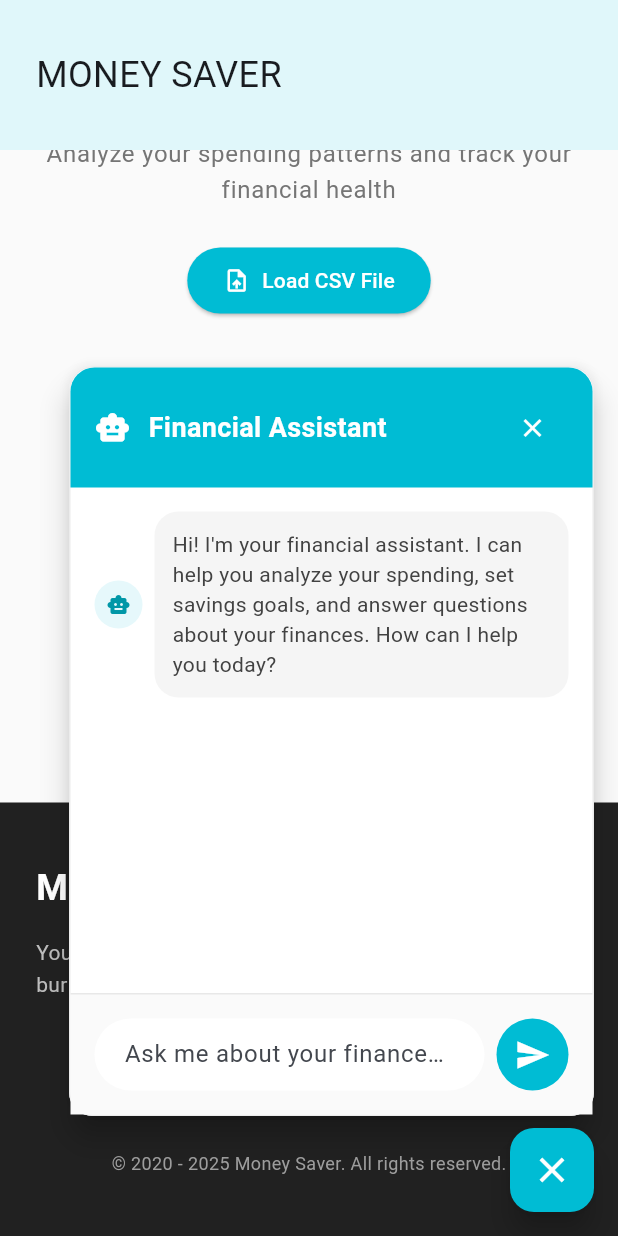
After one commit to DevelopmentScientist420/flutter_practice, a Flutter app: the screen it shows after launch, scrolled down 77 dp, after a tap on the "chat" icon, on a phone screen of 412 x 824 dp. The commit adds this screen. Run offline on Flutter 3.47's test engine with Material 3 defaults, Android fonts, the phone set to English and light mode, and no system bars; our stand-ins replace csv, file_picker, fl_chart.

Commit message:
Added chatbot widget and button to toggle

```diff
--- a/lib/bank_app.dart
+++ b/lib/bank_app.dart
@@ -21,6 +21,7 @@ export 'views/widgets/transactions_table.dart';
 export 'views/widgets/savings_goals_widget.dart';
 export 'views/widgets/spending_recommendations_widget.dart';
 export 'views/widgets/spending_alerts_widget.dart';
+export 'views/widgets/chatbot_widget.dart';
 
 // Views
 export 'views/home/home_view.dart';
--- a/lib/views/home/home_view.dart
+++ b/lib/views/home/home_view.dart
@@ -2,15 +2,31 @@ import 'package:flutter/material.dart' hide NavigationBar;
 import 'package:bank_app/views/widgets/navigation/navigation_bar.dart';
 import 'package:bank_app/views/widgets/footer/footer.dart';
 import 'package:bank_app/views/widgets/expense_analysis_widget.dart';
+import 'package:bank_app/views/widgets/chatbot_widget.dart';
 
-class HomeView extends StatelessWidget {
+class HomeView extends StatefulWidget {
   const HomeView({super.key});
+
+  @override
+  State<HomeView> createState() => _HomeViewState();
+}
+
+class _HomeViewState extends State<HomeView> {
+  bool _isChatbotOpen = false;
+
+  void _toggleChatbot() {
+    setState(() {
+      _isChatbotOpen = !_isChatbotOpen;
+    });
+  }
 
   @override
   Widget build(BuildContext context) {
     return Scaffold(
       backgroundColor: Colors.grey[50],
-      body: Column(
+      body: Stack(
+        children: [
+          Column(
             children: <Widget>[
               NavigationBar(),
               Expanded(
@@ -36,6 +52,28 @@ class HomeView extends StatelessWidget {
               ),
             ],
           ),
+          // Chatbot widget overlay
+          ChatbotWidget(
+            isVisible: _isChatbotOpen,
+            onClose: _toggleChatbot,
+          ),
+        ],
+      ),
+      floatingActionButton: FloatingActionButton(
+        onPressed: _toggleChatbot,
+        backgroundColor: Colors.cyan,
+        foregroundColor: Colors.white,
+        elevation: 8,
+        child: AnimatedSwitcher(
+          duration: const Duration(milliseconds: 200),
+          child: Icon(
+            _isChatbotOpen ? Icons.close : Icons.chat,
+            key: ValueKey(_isChatbotOpen),
+            size: 28,
+          ),
+        ),
+      ),
+      floatingActionButtonLocation: FloatingActionButtonLocation.endFloat,
     );
   }
 }
--- /dev/null
+++ b/lib/views/widgets/chatbot_widget.dart
@@ -0,0 +1,319 @@
+import 'package:flutter/material.dart';
+
+class ChatbotWidget extends StatefulWidget {
+  final bool isVisible;
+  final VoidCallback onClose;
+
+  const ChatbotWidget({
+    super.key,
+    required this.isVisible,
+    required this.onClose,
+  });
+
+  @override
+  State<ChatbotWidget> createState() => _ChatbotWidgetState();
+}
+
+class _ChatbotWidgetState extends State<ChatbotWidget>
+    with SingleTickerProviderStateMixin {
+  late AnimationController _animationController;
+  late Animation<Offset> _slideAnimation;
+  late Animation<double> _fadeAnimation;
+  final TextEditingController _messageController = TextEditingController();
+  final List<ChatMessage> _messages = [];
+
+  @override
+  void initState() {
+    super.initState();
+    _animationController = AnimationController(
+      duration: const Duration(milliseconds: 300),
+      vsync: this,
+    );
+
+    _slideAnimation = Tween<Offset>(
+      begin: const Offset(1.0, 0.0),
+      end: Offset.zero,
+    ).animate(CurvedAnimation(
+      parent: _animationController,
+      curve: Curves.easeInOut,
+    ));
+
+    _fadeAnimation = Tween<double>(
+      begin: 0.0,
+      end: 1.0,
+    ).animate(CurvedAnimation(
+      parent: _animationController,
+      curve: Curves.easeInOut,
+    ));
+
+    // Add welcome message
+    _messages.add(ChatMessage(
+      text: "Hi! I'm your financial assistant. I can help you analyze your spending, set savings goals, and answer questions about your finances. How can I help you today?",
+      isBot: true,
+      timestamp: DateTime.now(),
+    ));
+  }
+
+  @override
+  void didUpdateWidget(ChatbotWidget oldWidget) {
+    super.didUpdateWidget(oldWidget);
+    if (widget.isVisible && !oldWidget.isVisible) {
+      _animationController.forward();
+    } else if (!widget.isVisible && oldWidget.isVisible) {
+      _animationController.reverse();
+    }
+  }
+
+  @override
+  void dispose() {
+    _animationController.dispose();
+    _messageController.dispose();
+    super.dispose();
+  }
+
+  void _sendMessage() {
+    final messageText = _messageController.text.trim();
+    if (messageText.isEmpty) return;
+
+    setState(() {
+      _messages.add(ChatMessage(
+        text: messageText,
+        isBot: false,
+        timestamp: DateTime.now(),
+      ));
+    });
+
+    _messageController.clear();
+
+    // Simulate bot response
+    Future.delayed(const Duration(milliseconds: 800), () {
+      setState(() {
+        _messages.add(ChatMessage(
+          text: _generateBotResponse(messageText),
+          isBot: true,
+          timestamp: DateTime.now(),
+        ));
+      });
+    });
+  }
+
+  String _generateBotResponse(String userMessage) {
+    final message = userMessage.toLowerCase();
+
+    if (message.contains('spending') || message.contains('expenses')) {
+      return "I can help you analyze your spending patterns! Upload your bank CSV file and I'll show you insights about where your money goes, identify trends, and suggest ways to save.";
+    } else if (message.contains('budget')) {
+      return "Budgeting is key to financial health! I can help you set realistic budgets based on your spending history and track your progress throughout the month.";
+    } else if (message.contains('save') || message.contains('saving')) {
+      return "Great question about savings! I can help you set savings goals and show you exactly how much you need to save each month to reach them. Would you like to set a new savings goal?";
+    } else if (message.contains('alert') || message.contains('notification')) {
+      return "I monitor your spending 24/7 and send smart alerts when you're approaching budget limits, spending more than usual, or when I spot opportunities to save money.";
+    } else if (message.contains('hello') || message.contains('hi') || message.contains('hey')) {
+      return "Hello! I'm here to help you take control of your finances. You can ask me about your spending patterns, budgeting tips, savings goals, or anything else related to your money management.";
+    } else if (message.contains('help')) {
+      return "I can help you with:\n• Analyzing your spending patterns\n• Setting and tracking budgets\n• Creating savings goals\n• Getting spending alerts\n• Financial tips and insights\n\nJust ask me anything about your finances!";
+    } else {
+      return "That's an interesting question! While I'm still learning, I can definitely help you with spending analysis, budgeting, savings goals, and financial insights. Try asking me about your expenses or savings!";
+    }
+  }
+
+  @override
+  Widget build(BuildContext context) {
+    if (!widget.isVisible) {
+      return const SizedBox.shrink();
+    }
+
+    return Positioned(
+      right: 16,
+      bottom: 80,
+      child: SlideTransition(
+        position: _slideAnimation,
+        child: FadeTransition(
+          opacity: _fadeAnimation,
+          child: Material(
+            elevation: 8,
+            borderRadius: BorderRadius.circular(16),
+            child: Container(
+              width: 350,
+              height: 500,
+              decoration: BoxDecoration(
+                color: Colors.white,
+                borderRadius: BorderRadius.circular(16),
+                border: Border.all(color: Colors.grey.withValues(alpha: 0.2)),
+              ),
+              child: Column(
+                children: [
+                  // Header
+                  Container(
+                    padding: const EdgeInsets.all(16),
+                    decoration: BoxDecoration(
+                      color: Colors.cyan,
+                      borderRadius: const BorderRadius.only(
+                        topLeft: Radius.circular(16),
+                        topRight: Radius.circular(16),
+                      ),
+                    ),
+                    child: Row(
+                      children: [
+                        const Icon(
+                          Icons.smart_toy,
+                          color: Colors.white,
+                          size: 24,
+                        ),
+                        const SizedBox(width: 12),
+                        const Expanded(
+                          child: Text(
+                            'Financial Assistant',
+                            style: TextStyle(
+                              color: Colors.white,
+                              fontSize: 18,
+                              fontWeight: FontWeight.bold,
+                            ),
+                          ),
+                        ),
+                        IconButton(
+                          onPressed: widget.onClose,
+                          icon: const Icon(
+                            Icons.close,
+                            color: Colors.white,
+                            size: 20,
+                          ),
+                          padding: EdgeInsets.zero,
+                          constraints: const BoxConstraints(),
+                        ),
+                      ],
+                    ),
+                  ),
+
+                  // Messages
+                  Expanded(
+                    child: ListView.builder(
+                      padding: const EdgeInsets.all(16),
+                      itemCount: _messages.length,
+                      itemBuilder: (context, index) {
+                        return _buildMessageBubble(_messages[index]);
+                      },
+                    ),
+                  ),
+
+                  // Input area
+                  Container(
+                    padding: const EdgeInsets.all(16),
+                    decoration: BoxDecoration(
+                      color: Colors.grey[50],
+                      border: Border(
+                        top: BorderSide(color: Colors.grey.withValues(alpha: 0.2)),
+                      ),
+                    ),
+                    child: Row(
+                      children: [
+                        Expanded(
+                          child: TextField(
+                            controller: _messageController,
+                            decoration: InputDecoration(
+                              hintText: 'Ask me about your finances...',
+                              border: OutlineInputBorder(
+                                borderRadius: BorderRadius.circular(24),
+                                borderSide: BorderSide.none,
+                              ),
+                              filled: true,
+                              fillColor: Colors.white,
+                              contentPadding: const EdgeInsets.symmetric(
+                                horizontal: 16,
+                                vertical: 12,
+                              ),
+                            ),
+                            onSubmitted: (_) => _sendMessage(),
+                          ),
+                        ),
+                        const SizedBox(width: 8),
+                        IconButton(
+                          onPressed: _sendMessage,
+                          icon: const Icon(Icons.send),
+                          style: IconButton.styleFrom(
+                            backgroundColor: Colors.cyan,
+                            foregroundColor: Colors.white,
+                            padding: const EdgeInsets.all(12),
+                          ),
+                        ),
+                      ],
+                    ),
+                  ),
+                ],
+              ),
+            ),
+          ),
+        ),
+      ),
+    );
+  }
+
+  Widget _buildMessageBubble(ChatMessage message) {
+    return Padding(
+      padding: const EdgeInsets.only(bottom: 12),
+      child: Row(
+        mainAxisAlignment: message.isBot
+            ? MainAxisAlignment.start
+            : MainAxisAlignment.end,
+        children: [
+          if (message.isBot) ...[
+            CircleAvatar(
+              radius: 16,
+              backgroundColor: Colors.cyan.withValues(alpha: 0.1),
+              child: Icon(
+                Icons.smart_toy,
+                size: 16,
+                color: Colors.cyan[700],
+              ),
+            ),
+            const SizedBox(width: 8),
+          ],
+          Flexible(
+            child: Container(
+              padding: const EdgeInsets.all(12),
+              decoration: BoxDecoration(
+                color: message.isBot
+                    ? Colors.grey[100]
+                    : Colors.cyan,
+                borderRadius: BorderRadius.circular(16),
+              ),
+              child: Text(
+                message.text,
+                style: TextStyle(
+                  color: message.isBot
+                      ? Colors.grey[800]
+                      : Colors.white,
+                  fontSize: 14,
+                ),
+              ),
+            ),
+          ),
+          if (!message.isBot) ...[
+            const SizedBox(width: 8),
+            CircleAvatar(
+              radius: 16,
+              backgroundColor: Colors.grey.withValues(alpha: 0.1),
+              child: Icon(
+                Icons.person,
+                size: 16,
+                color: Colors.grey[700],
+              ),
+            ),
+          ],
+        ],
+      ),
+    );
+  }
+}
+
+class ChatMessage {
+  final String text;
+  final bool isBot;
+  final DateTime timestamp;
+
+  ChatMessage({
+    required this.text,
+    required this.isBot,
+    required this.timestamp,
+  });
+}
--- a/lib/views/widgets/monthly_breakdown_view.dart
+++ b/lib/views/widgets/monthly_breakdown_view.dart
@@ -139,7 +139,7 @@ class MonthlyBreakdownView extends StatelessWidget {
             ),
           ),
           subtitle: Text(
-            'Net: \$${(totalIncome - totalExpenses).toStringAsFixed(2)} | '
+            'Net: €${(totalIncome - totalExpenses).toStringAsFixed(2)} | '
             '${monthly.expenses.length} transactions',
             style: TextStyle(
               color: Colors.grey[600],
@@ -157,21 +157,21 @@ class MonthlyBreakdownView extends StatelessWidget {
                     children: [
                       _buildSummaryColumn(
                         'Expenses',
-                        '\$${totalExpenses.toStringAsFixed(2)}',
+                        '€${totalExpenses.toStringAsFixed(2)}',
                         '$expenseCount transactions',
                         Colors.red,
                         Icons.arrow_downward,
                       ),
                       _buildSummaryColumn(
                         'Income',
-                        '\$${totalIncome.toStringAsFixed(2)}',
+                        '€${totalIncome.toStringAsFixed(2)}',
                         '$incomeCount transactions',
                         Colors.green,
                         Icons.arrow_upward,
                       ),
                       _buildSummaryColumn(
                         'Net',
-                        '\$${(totalIncome - totalExpenses).toStringAsFixed(2)}',
+                        '€${(totalIncome - totalExpenses).toStringAsFixed(2)}',
                         '${monthly.expenses.length} total',
                         (totalIncome - totalExpenses) >= 0 ? Colors.green : Colors.red,
                         Icons.balance,
@@ -269,7 +269,7 @@ class MonthlyBreakdownView extends StatelessWidget {
               ),
             ),
             Text(
-              '\$${expense.amount.abs().toStringAsFixed(2)}',
+              '€${expense.amount.abs().toStringAsFixed(2)}',
               style: const TextStyle(
                 fontSize: 12,
                 fontWeight: FontWeight.bold,
```
Lines whose indentation alone changed are shown as unchanged.
